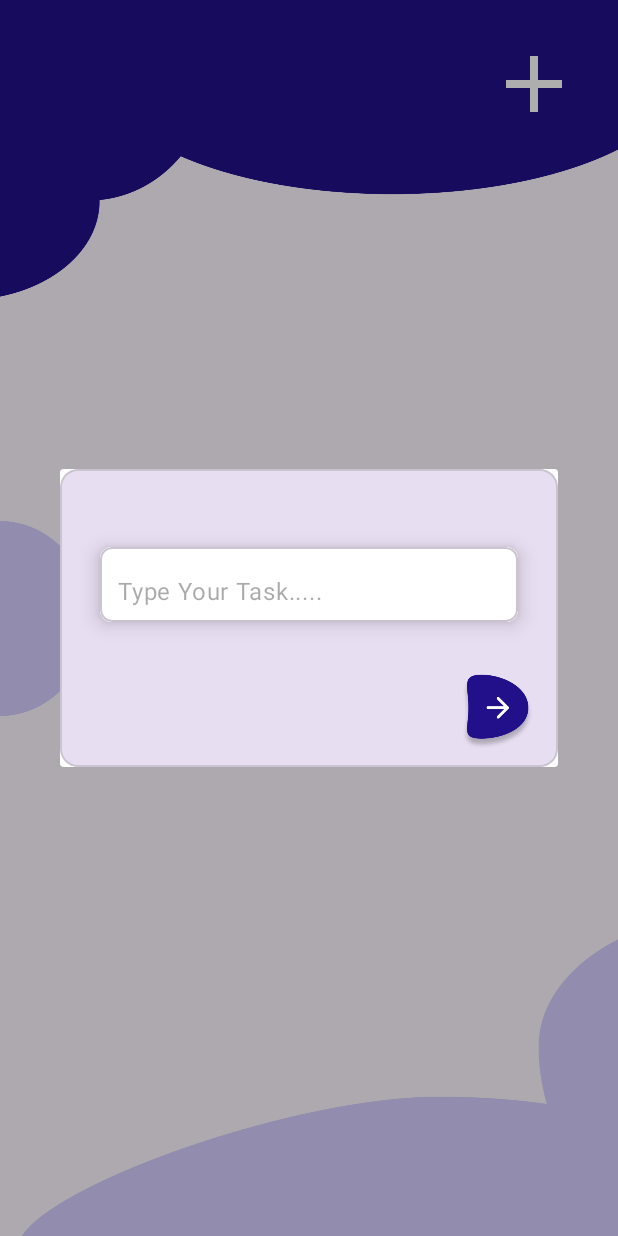
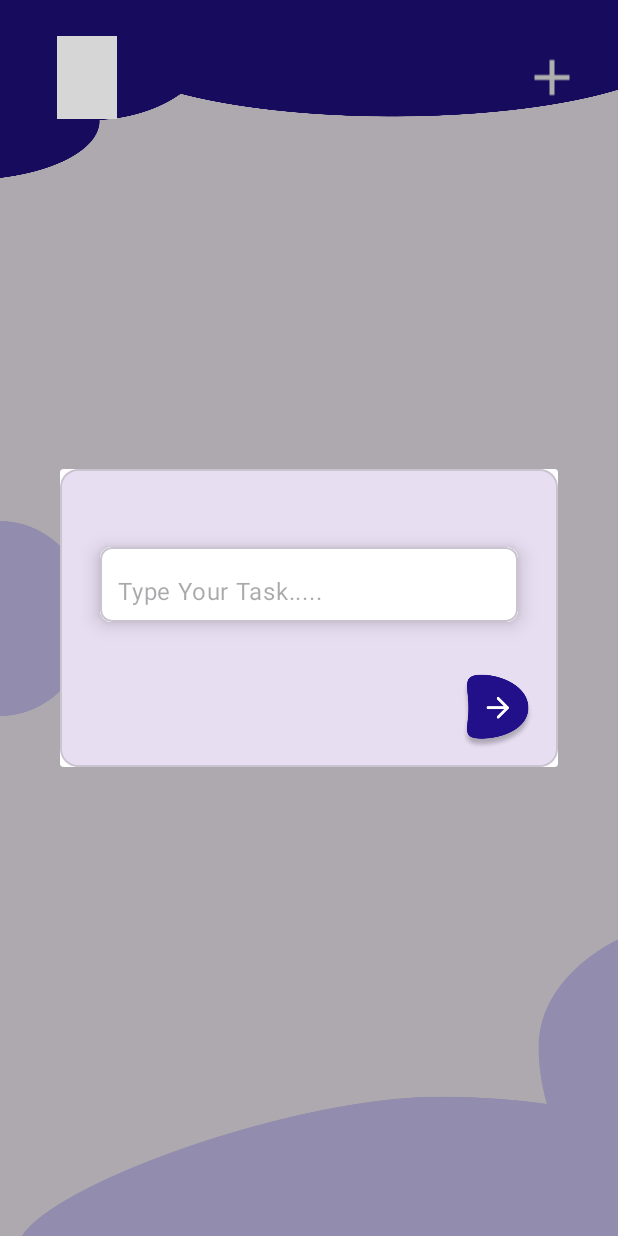
Before and after one commit to tanjin-mim/Task_Management, an Android app: the HomeFragment screen opened through its navigation route, after a tap on an icon or button, on a phone screen of 412 x 824 dp. Run offline under Robolectric (Android 15) with nearby library versions, the phone set to English and light mode, and no system bars; our stand-ins replace Firebase (no records; nobody signed in at launch, a user with empty details on screens opened directly); 1 statement that could not run was skipped; grey boxes are pictures that could not be loaded.

Commit message:
Home Page UI Modification

```diff
--- a/app/src/main/java/com/example/taskmanagement/fragments/HomeFragment.kt
+++ b/app/src/main/java/com/example/taskmanagement/fragments/HomeFragment.kt
@@ -1,12 +1,14 @@
 package com.example.taskmanagement.fragments
 
 import android.app.ProgressDialog.show
+import android.content.Intent
 import android.os.Bundle
 import androidx.fragment.app.Fragment
 import android.view.LayoutInflater
 import android.view.View
 import android.view.ViewGroup
 import android.widget.Adapter
+import android.widget.Button
 import android.widget.Toast
 import androidx.fragment.app.DialogFragment
 import androidx.navigation.NavController
@@ -18,7 +20,9 @@ import com.example.taskmanagement.utils.TaskManagementAdapter
 import com.example.taskmanagement.utils.TaskManagementData
 import com.google.android.gms.tasks.Tasks
 import com.google.android.material.textfield.TextInputEditText
+import com.google.firebase.Firebase
 import com.google.firebase.auth.FirebaseAuth
+import com.google.firebase.auth.auth
 import com.google.firebase.database.DataSnapshot
 import com.google.firebase.database.DatabaseError
 import com.google.firebase.database.DatabaseReference
@@ -36,6 +40,7 @@ class HomeFragment : Fragment(), AddTaskManagementPopUpFragment.DialogNextBtnCli
     private  var popUpFragment: AddTaskManagementPopUpFragment ?= null
     private lateinit var adapter: TaskManagementAdapter
     private lateinit var mList: MutableList<TaskManagementData>
+    private lateinit var btnLogOut : Button
 
 
     override fun onCreateView(
@@ -78,12 +83,13 @@ class HomeFragment : Fragment(), AddTaskManagementPopUpFragment.DialogNextBtnCli
                 AddTaskManagementPopUpFragment.TAG
 
             )
+        }
+
+        binding.logOutBtn.setOnClickListener {
+            logoutUser()
+        }
 
 
-
-
-
-        }
     }
 private fun init(view : View){
     navController = Navigation.findNavController(view)
@@ -181,4 +187,13 @@ private fun init(view : View){
 
     }
 
+    private fun logoutUser() {
+        auth.signOut() // Firebase sign out
+        Toast.makeText(context, "Logged out successfully", Toast.LENGTH_SHORT).show()
+
+        // Navigate to Sign In Fragment
+        navController.navigate(R.id.action_homeFragment_to_signInFragment)
+    }
+
+
 }
--- a/app/src/main/java/com/example/taskmanagement/fragments/SignInFragment.kt
+++ b/app/src/main/java/com/example/taskmanagement/fragments/SignInFragment.kt
@@ -55,7 +55,7 @@ class SignInFragment : Fragment() {
 
 
             if(email.isNotEmpty() && pass.isNotEmpty()){
-                binding.progressBar.visibility = View.VISIBLE
+
 
 
 
--- a/app/src/main/res/layout/fragment_home.xml
+++ b/app/src/main/res/layout/fragment_home.xml
@@ -9,11 +9,11 @@
     <ImageView
         android:id="@+id/imageView"
         android:layout_width="wrap_content"
-        android:layout_height="200dp"
+        android:layout_height="120dp"
         android:scaleType="fitXY"
         android:src="@drawable/design_one"
         app:layout_constraintEnd_toEndOf="parent"
-        app:layout_constraintHorizontal_bias="0.5"
+        app:layout_constraintHorizontal_bias="0.0"
         app:layout_constraintStart_toStartOf="parent"
         app:layout_constraintTop_toTopOf="parent" />
 
@@ -41,9 +41,19 @@
         app:layout_constraintStart_toStartOf="parent" />
 
     <ImageView
+        android:id="@+id/logOutBtn"
+        android:layout_width="40dp"
+        android:layout_height="55dp"
+        android:layout_marginTop="24dp"
+        android:layout_marginEnd="270dp"
+        android:src="@drawable/baseline_logout_24"
+        app:layout_constraintEnd_toStartOf="@+id/addBtnHome"
+        app:layout_constraintTop_toTopOf="parent" />
+
+    <ImageView
         android:id="@+id/addBtnHome"
-        android:layout_width="64dp"
-        android:layout_height="64dp"
+        android:layout_width="40dp"
+        android:layout_height="55dp"
         android:layout_marginTop="24dp"
         android:layout_marginEnd="24dp"
         android:src="@drawable/ic_baseline_add_24"
@@ -54,11 +64,12 @@
         android:id="@+id/recyclerView"
         android:layout_width="0dp"
         android:layout_height="0dp"
-        android:layout_marginTop="42dp"
         app:layout_constraintBottom_toBottomOf="parent"
         app:layout_constraintEnd_toEndOf="parent"
-        app:layout_constraintHorizontal_bias="0.5"
+        app:layout_constraintHorizontal_bias="0.0"
         app:layout_constraintStart_toStartOf="parent"
-        app:layout_constraintTop_toBottomOf="@+id/imageView" />
+        app:layout_constraintTop_toBottomOf="@+id/imageView"
+        app:layout_constraintVertical_bias="1.0" />
+
 
 </androidx.constraintlayout.widget.ConstraintLayout>
--- a/app/src/main/res/layout/fragment_sign_up.xml
+++ b/app/src/main/res/layout/fragment_sign_up.xml
@@ -193,7 +193,8 @@ tools:context=".fragments.SignUpFragment">
        android:layout_marginTop="16dp"
        android:layout_marginEnd="12dp"
        app:layout_constraintEnd_toEndOf="@+id/card3"
-        app:layout_constraintTop_toTopOf="@+id/card3" />
+       app:layout_constraintTop_toBottomOf="@+id/card3"/>
+
 
 
     <TextView
--- a/app/src/main/res/navigation/nav_graph.xml
+++ b/app/src/main/res/navigation/nav_graph.xml
@@ -79,5 +79,9 @@
         android:id="@+id/homeFragment"
         android:name="com.example.taskmanagement.fragments.HomeFragment"
         android:label="fragment_home"
-        tools:layout="@layout/fragment_home" />
+        tools:layout="@layout/fragment_home" >
+        <action
+            android:id="@+id/action_homeFragment_to_signInFragment"
+            app:destination="@id/signInFragment" />
+    </fragment>
 </navigation>
```
Also changed, not shown: app/src/main/res/layout/fragment_sign_in.xml (+46 -24 lines). Lines whose indentation alone changed are shown as unchanged.
